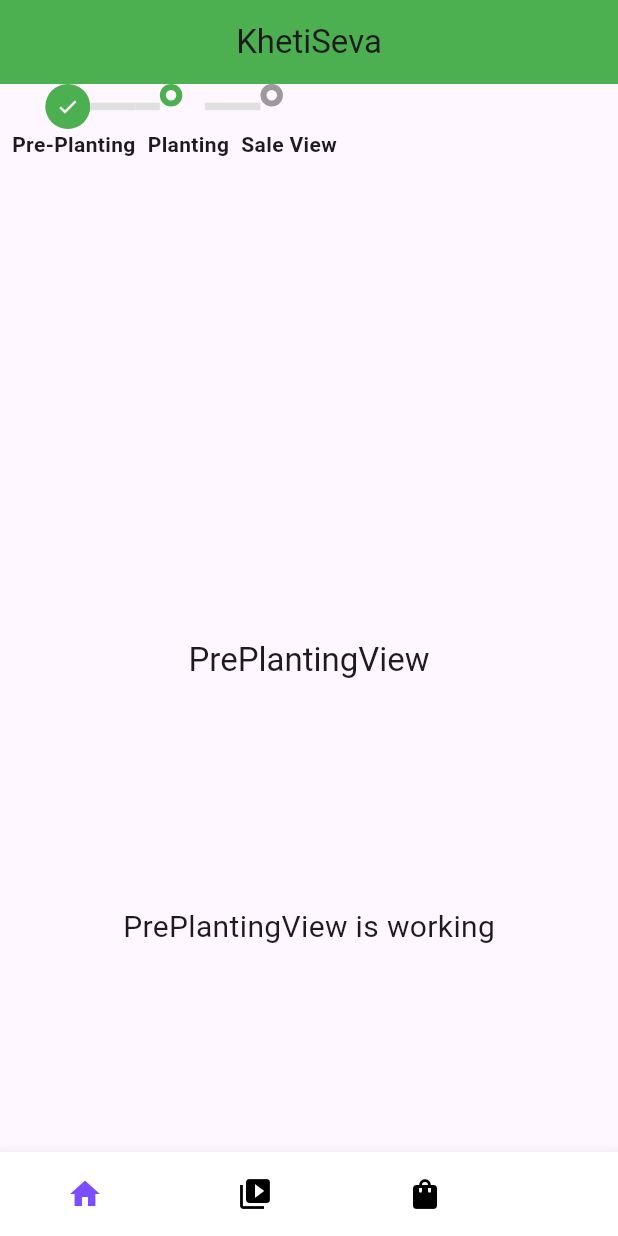
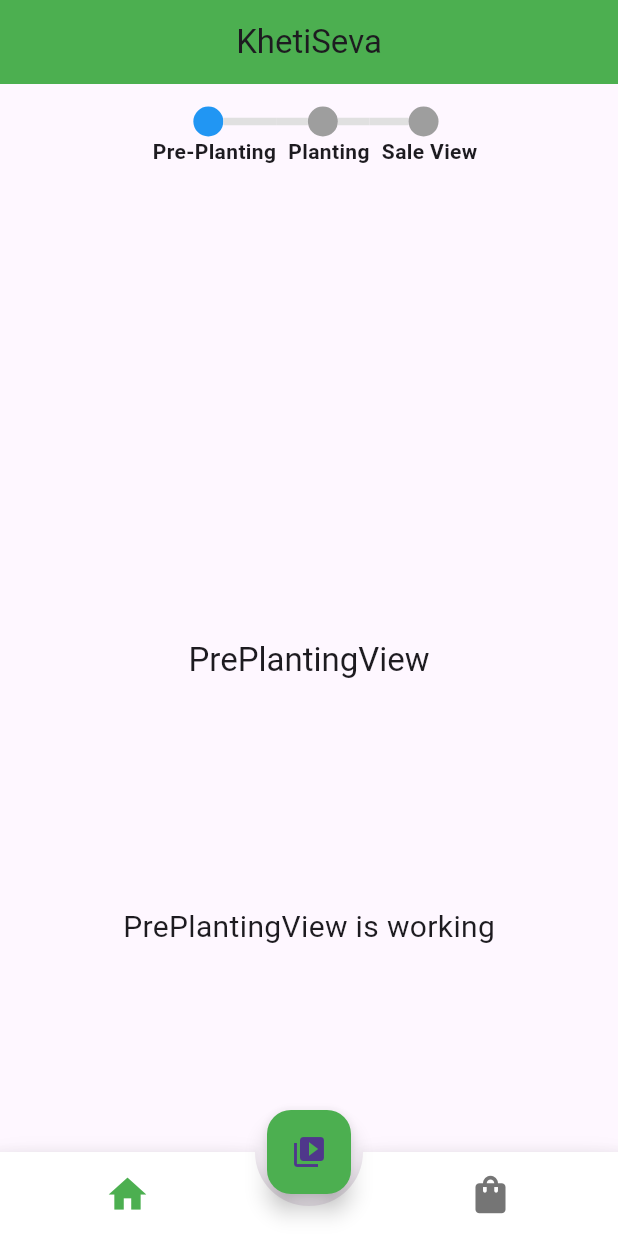
Before and after one commit to Tanmai2002/CodeshastraX, a Flutter app: the screen it shows after launch, on a phone screen of 412 x 824 dp. Run offline on Flutter 3.47's test engine with Material 3 defaults, Android fonts, the phone set to English and light mode, and no system bars; drawn by our look-alikes of animated_bottom_navigation_bar, timelines; our stand-ins replace get.

Commit message:
UI Improvement.Home Logic Complted

```diff
--- a/lib/app/modules/home/views/home_view.dart
+++ b/lib/app/modules/home/views/home_view.dart
@@ -20,22 +20,35 @@
         backgroundColor: Colors.green,
         centerTitle: true,
       ),
+      floatingActionButton: FloatingActionButton(
+        onPressed: () {
+          // Add your onPressed logic here
+        },
+        child: const Icon(Icons.video_collection),
+        backgroundColor: Colors.green,
+      ),
+
+   floatingActionButtonLocation: FloatingActionButtonLocation.centerDocked,
       bottomNavigationBar: AnimatedBottomNavigationBar(activeIndex: controller.activeIndex.value,
       icons: [
         Icons.home,
-        Icons.video_collection,
         Icons.shopping_bag
       ],
       onTap: (index){
         controller.onBottomNavTap(index);
       },
+      activeColor: Colors.green,
+      inactiveColor: Colors.grey[600],
+      backgroundColor: Colors.white,
+      gapLocation: GapLocation.center,
+      iconSize: 30,
+
       ),
       body:  Center(
         child: PageView(
           controller:controller.tabController,
           children: [
             TrackingPageView(),
-            Center(child: Text('Shorts')),
             Center(child: Text('Market Place')),
           ],
         )
--- a/lib/app/modules/tracking_page/controllers/tracking_page_controller.dart
+++ b/lib/app/modules/tracking_page/controllers/tracking_page_controller.dart
@@ -17,6 +17,7 @@
       'status':'pending'
     }
   ];
+
   final current_checkpoint=0.obs;
   final count = 0.obs;
   @override
--- a/lib/app/modules/tracking_page/views/tracking_page_view.dart
+++ b/lib/app/modules/tracking_page/views/tracking_page_view.dart
@@ -10,17 +10,49 @@
 
 class TrackingPageView extends GetView<TrackingPageController> {
   const TrackingPageView({Key? key}) : super(key: key);
+
+  Widget completedStatus() {
+    return Container(
+      height: 20,
+      width: 20,
+      decoration: BoxDecoration(shape: BoxShape.circle, color: Colors.green),
+      child: Icon(
+        Icons.check,
+        color: Colors.white,
+        size: 15,
+      )
+    );
+  }
+
+  Widget pendingStatus() {
+    return Container(
+      height: 20,
+      width: 20,
+      decoration: BoxDecoration(shape: BoxShape.circle, color: Colors.grey),
+    );
+  }
+
+  Widget currentStatus() {
+    return Container(
+      height: 20,
+      width: 20,
+      decoration: BoxDecoration(shape: BoxShape.circle, color: Colors.blue),
+    );
+  }
+
   @override
   Widget build(BuildContext context) {
     return Scaffold(
-
         body: Column(
       mainAxisSize: MainAxisSize.min,
       mainAxisAlignment: MainAxisAlignment.center,
       crossAxisAlignment: CrossAxisAlignment.center,
       children: [
         Expanded(
+          flex: 1,
+          child: Padding(padding: EdgeInsets.all(15),
           child: Timeline.tileBuilder(
+            shrinkWrap: true,
             theme: TimelineThemeData(
               direction: Axis.horizontal,
               nodePosition: 0,
@@ -42,7 +74,16 @@
                 );
               },
 
+              indicatorBuilder: (context, index) {
 
+                if (index < controller.current_checkpoint.value) {
+                  return completedStatus();
+                } else if (index == controller.current_checkpoint.value) {
+                  return currentStatus();
+                } else {
+                  return pendingStatus();
+                }
+              },
 
               connectionDirection: ConnectionDirection.before,
               itemCount: 3,
@@ -54,60 +95,8 @@
                     style: const TextStyle(
                       fontWeight: FontWeight.bold,
                     ),
-
                   ),
                 );
-            },
-            indicatorBuilder: (context, index) {
-              var color;
-              var child;
-              if (controller.checkpoints[index]['status'] == 'completed') {
-                color = Colors.green;
-                child = Icon(
-                  Icons.check,
-                  color: Colors.white,
-                  size: 15.0,
-                );
-              } else {
-                color = Theme.of(context).disabledColor;
-              }
-
-              if (index <= controller.current_checkpoint.value) {
-                return Stack(
-                  children: [
-                    CustomPaint(
-                      size: Size(30.0, 30.0),
-                      painter: _BezierPainter(
-                        color: color,
-                        drawStart: index > 0,
-                        drawEnd: index < controller.checkpoints.length - 1,
-                      ),
-                    ),
-                    DotIndicator(
-                      size: 30.0,
-                      color: color,
-                      child: child,
-                    ),
-                  ],
-                );
-              }else{
-                return Stack(
-                  children: [
-                    CustomPaint(
-                      size: Size(30.0, 30.0),
-                      painter: _BezierPainter(
-                        color: color,
-                        drawStart: index > 0,
-                        drawEnd: index < controller.checkpoints.length - 1,
-                      ),
-                    ),
-                    OutlinedDotIndicator(
-                      borderWidth: 4.0,
-                      color: color,
-                    ),
-                  ],
-                );
-              }
               },
               connectorBuilder: (_, index, type) {
                 if (index > 0) {
@@ -119,21 +108,15 @@
                 }
               },
             ),
-
           ),
-        )
-        ,
-        Expanded(child:
-        IndexedStack(
-          index:controller.current_checkpoint.value,
-          children: [
-            PrePlantingView(),
-            PlantingView(),
-            SaleView()
-          ],
+        ),
+          ),
+        Expanded(
+            child: IndexedStack(
+          index: controller.current_checkpoint.value,
+          children: [PrePlantingView(), PlantingView(), SaleView()],
         ))
       ],
-      )
-    );
+    ));
   }
 }
--- a/pubspec.yaml
+++ b/pubspec.yaml
@@ -10,7 +10,6 @@
   cupertino_icons: ^1.0.6
   font_awesome_flutter: ^9.0.0
   get: 4.6.6
-  timelines: ^0.1.0
   animated_bottom_navigation_bar: ^1.3.3
   flutter:
     sdk: flutter
```
Lines whose indentation alone changed are shown as unchanged.
